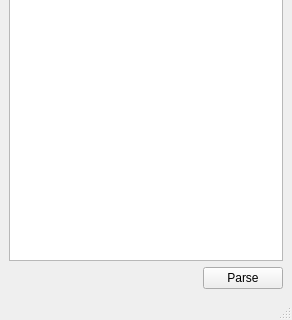
The window that mainwindow.ui (MisterrOrange/Jser) describes before a commit, drawn with Qt 5; both pictures show x 0 to 292 and y 256 to 576 of the 292 by 576 pixel window.
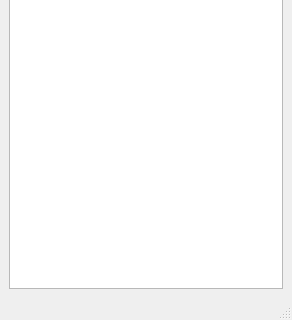
The same window after the commit.

Patch:
```diff
--- a/mainwindow.ui
+++ b/mainwindow.ui
@@ -18,37 +18,6 @@
     <item>
      <widget class="QTreeView" name="treeView"/>
     </item>
-    <item>
-     <layout class="QHBoxLayout" name="horizontalLayout">
-      <item>
-       <widget class="QLabel" name="parseDurationLabel">
-        <property name="text">
-         <string/>
-        </property>
-       </widget>
-      </item>
-      <item>
-       <spacer name="horizontalSpacer">
-        <property name="orientation">
-         <enum>Qt::Orientation::Horizontal</enum>
-        </property>
-        <property name="sizeHint" stdset="0">
-         <size>
-          <width>40</width>
-          <height>20</height>
-         </size>
-        </property>
-       </spacer>
-      </item>
-      <item>
-       <widget class="QPushButton" name="executeButton">
-        <property name="text">
-         <string>Parse</string>
-        </property>
-       </widget>
-      </item>
-     </layout>
-    </item>
    </layout>
   </widget>
   <widget class="QMenuBar" name="menubar">
```
